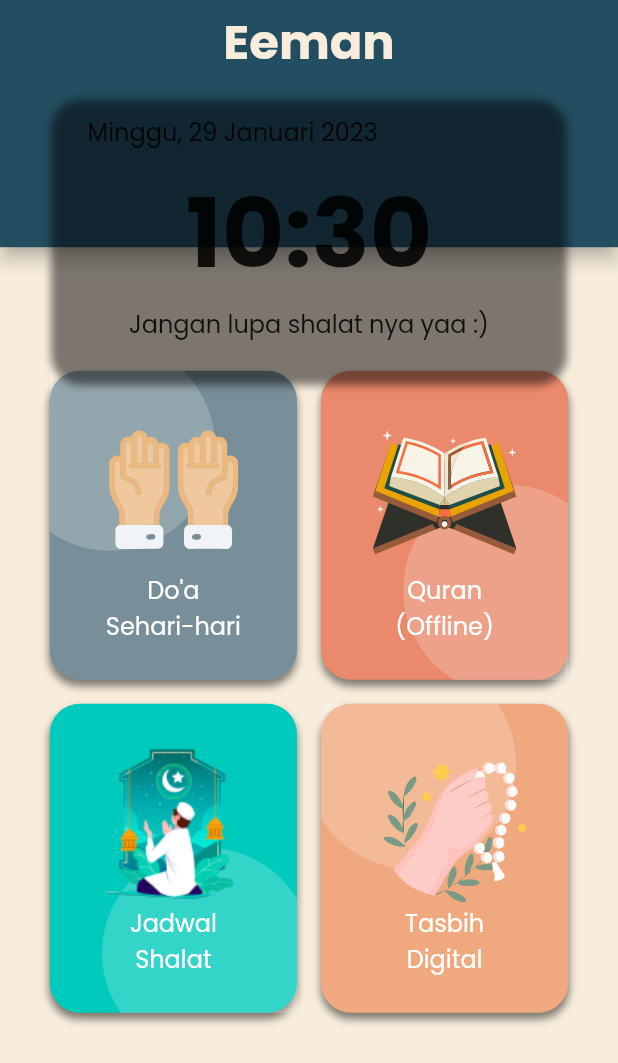
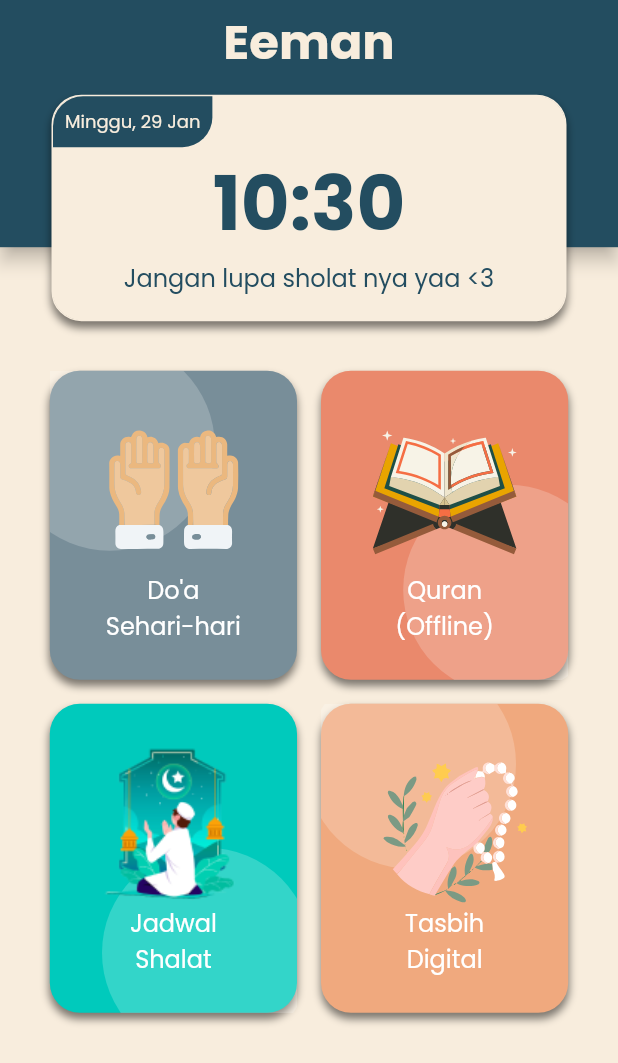
Before and after one commit to mkhoirulwafa18/eeman, a Flutter app: the screen it shows after launch, on a phone screen of 412 x 824 dp. Shown: the top 1063 px of the screen. Run offline on Flutter 3.47's test engine with Material 2 defaults, Android fonts, the phone set to English and light mode, and no system bars; our stand-ins replace bloc, date_picker_timeline, dio, equatable, flutter_bloc, flutter_screenutil and 5 more; generated files the repository leaves out were written again; project files that could hold a hidden picture were left out.

Commit message:
refactor header card widget in homepage

```diff
--- a/lib/modules/home/widgets/header_card.dart
+++ b/lib/modules/home/widgets/header_card.dart
@@ -3,9 +3,10 @@ import 'dart:async';
 import 'package:flutter/material.dart';
 import 'package:flutter_bloc/flutter_bloc.dart';
 import 'package:intl/intl.dart';
-import 'package:quran_app/common/constants/app_colors.dart';
+import 'package:quran_app/common/constants/constant.dart';
+import 'package:quran_app/modules/home/utils/transformer.dart';
 import 'package:quran_app/modules/prayer_time/cubit/prayertime_cubit.dart';
-import 'package:quran_app/services/dio.dart';
+import 'package:quran_app/modules/prayer_time/models/prayer_time.dart';
 
 class HeaderCard extends StatefulWidget {
   const HeaderCard({
@@ -19,7 +20,7 @@ class HeaderCard extends StatefulWidget {
 class _HeaderCardState extends State<HeaderCard> {
   String _time = Intl.withLocale(
     'id',
-    () => DateFormat('EEEE, dd MMMM yyyy').format(DateTime.now()),
+    () => DateFormat('EEEE, dd MMM').format(DateTime.now()),
   ).toString();
   String _hourMinute =
       Intl.withLocale('id', () => DateFormat('HH:mm').format(DateTime.now()))
@@ -31,7 +32,7 @@ class _HeaderCardState extends State<HeaderCard> {
     setState(() {
       _time = Intl.withLocale(
         'id',
-        () => DateFormat('EEEE, dd MMMM yyyy').format(DateTime.now()),
+        () => DateFormat('EEEE, dd MMM').format(DateTime.now()),
       ).toString();
       _hourMinute = Intl.withLocale(
         'id',
@@ -44,6 +45,10 @@ class _HeaderCardState extends State<HeaderCard> {
   void initState() {
     super.initState();
     _timer = Timer.periodic(const Duration(minutes: 1), setTimeAndHour);
+    context.read<PrayertimeCubit>().getTimings(
+          DateTime.now().month.toString(),
+          DateTime.now().year.toString(),
+        );
   }
 
   @override
@@ -54,13 +59,11 @@ class _HeaderCardState extends State<HeaderCard> {
 
   @override
   Widget build(BuildContext context) {
-    return BlocProvider(
-      create: (context) => PrayertimeCubit(DioHelper()),
-      child: Container(
-        padding: const EdgeInsets.symmetric(horizontal: 8),
+    return Container(
       width: MediaQuery.of(context).size.width / 1.2,
       decoration: BoxDecoration(
-          color: AppColors().backgroundColor,
+        color: backgroundColor,
+        border: Border.all(color: backgroundColor),
         borderRadius: BorderRadius.circular(20),
         boxShadow: [
           BoxShadow(
@@ -72,63 +75,88 @@ class _HeaderCardState extends State<HeaderCard> {
       ),
       child: Column(
         children: [
-            const SizedBox(
-              height: 5,
-            ),
-            Container(
-              width: double.infinity,
+          Row(
+            mainAxisAlignment: MainAxisAlignment.spaceBetween,
+            children: [
+              DecoratedBox(
                 decoration: BoxDecoration(
-                color: AppColors().backgroundColor2,
-                borderRadius: const BorderRadius.vertical(
-                  top: Radius.circular(20),
+                  color: backgroundColor2,
+                  borderRadius: const BorderRadius.only(
+                    bottomRight: Radius.circular(20),
+                    topLeft: Radius.circular(20),
                   ),
                 ),
                 child: Padding(
-                padding: const EdgeInsets.symmetric(
-                  horizontal: 16,
-                  vertical: 8,
-                ),
-                child: Text(
-                  _time,
-                  style: TextStyle(
-                    fontFamily: 'Poppins',
-                    fontSize: 16,
-                    color: AppColors().backgroundColor,
+                  padding: const EdgeInsets.all(8),
+                  child: Text(_time, style: smallText),
                 ),
               ),
+              BlocBuilder<PrayertimeCubit, PrayertimeState>(
+                builder: (context, state) {
+                  //TODO(mkhoirulwafa18): add shimmer if state is PrayertimeLoading
+                  if (state is PrayertimeLoaded) {
+                    return Padding(
+                      padding: const EdgeInsets.only(right: 16),
+                      child: Row(
+                        children: [
+                          const Icon(
+                            Icons.place_rounded,
+                            color: Colors.redAccent,
+                            size: 16,
                           ),
+                          Text(
+                            state.city,
+                            style: smallText.copyWith(color: backgroundColor2),
+                          ),
+                        ],
+                      ),
+                    );
+                  } else {
+                    return const SizedBox();
+                  }
+                },
+              ),
+            ],
           ),
           HourMinute(hourMinute: _hourMinute),
           BlocBuilder<PrayertimeCubit, PrayertimeState>(
             builder: (context, state) {
-                if (state.props.isNotEmpty) {
-                  debugPrint(state.toString());
+              if (state is PrayertimeLoaded) {
+                final listTimings =
+                    state.data.data![DateTime.now().day - 1].timings;
+                final todayTimings = fromTimingToList(listTimings ?? Timings());
+                var timeDiff = '';
+                final format = DateFormat('HH:mm');
+                final start = format.parse(_hourMinute);
+                var end = DateTime.now();
+
+                for (var i = 0; i < todayTimings.length; i++) {
+                  final time = todayTimings[i];
+                  end = format.parse(time['value'].toString().split(' ')[0]);
+
+                  if (end.isAfter(start)) {
+                    timeDiff =
+                        '${end.difference(start).inHours} jam ${end.difference(start).inMinutes % 60} menit menuju ${time['name']}';
+                    break;
+                  }
+                }
                 return Text(
-                    '2 jam 20 menit menuju Ashar',
-                    style: TextStyle(
-                      fontFamily: 'Poppins',
-                      fontSize: 16,
-                      color: AppColors().backgroundColor2,
-                    ),
+                  timeDiff,
+                  style: mediumText.copyWith(color: backgroundColor2),
+                  textAlign: TextAlign.center,
                 );
               } else {
-                  debugPrint(state.toString());
                 return Text(
-                    'Jangan lupa shalat nya yaa :)',
-                    style: TextStyle(
-                      fontFamily: 'Poppins',
-                      fontSize: 16,
-                      color: AppColors().backgroundColor2,
-                    ),
+                  'Jangan lupa sholat nya yaa <3',
+                  style: mediumText.copyWith(color: backgroundColor2),
                 );
               }
             },
           ),
           const SizedBox(
-              height: 24,
+            height: 16,
           )
         ],
-        ),
       ),
     );
   }
@@ -146,12 +174,7 @@ class HourMinute extends StatelessWidget {
   Widget build(BuildContext context) {
     return Text(
       _hourMinute,
-      style: TextStyle(
-        fontFamily: 'Poppins',
-        fontWeight: FontWeight.w600,
-        fontSize: 64,
-        color: AppColors().backgroundColor2,
-      ),
+      style: lightBoldTitle.copyWith(color: backgroundColor2, fontSize: 50),
     );
   }
 }
```
Lines whose indentation alone changed are shown as unchanged.
